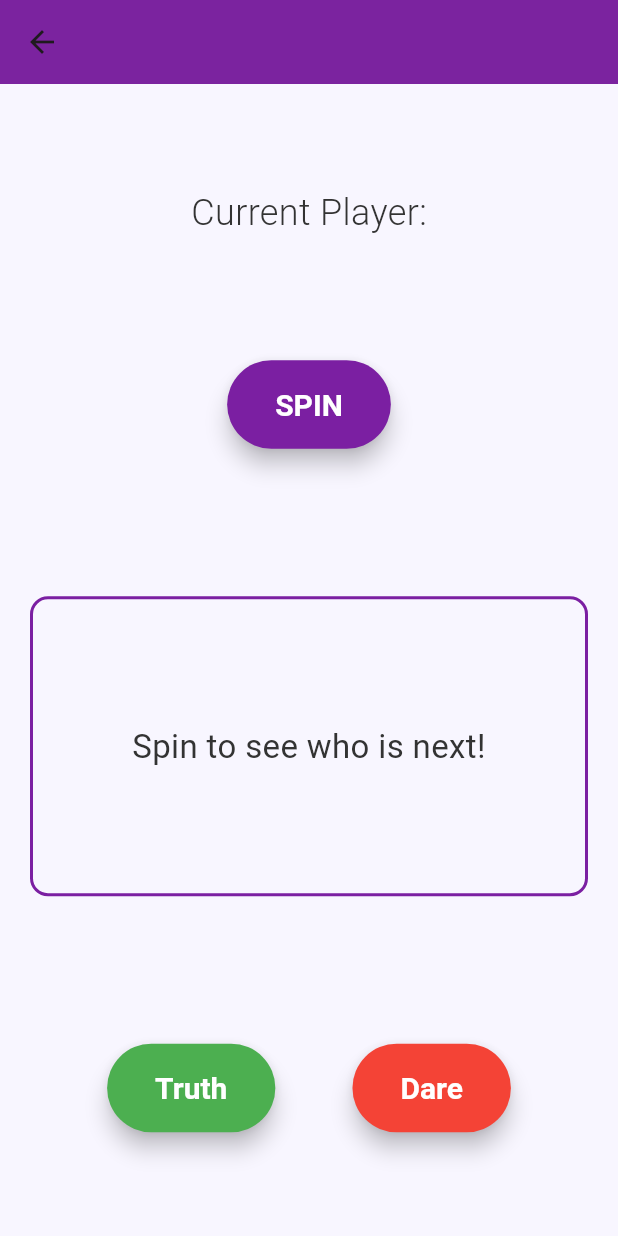
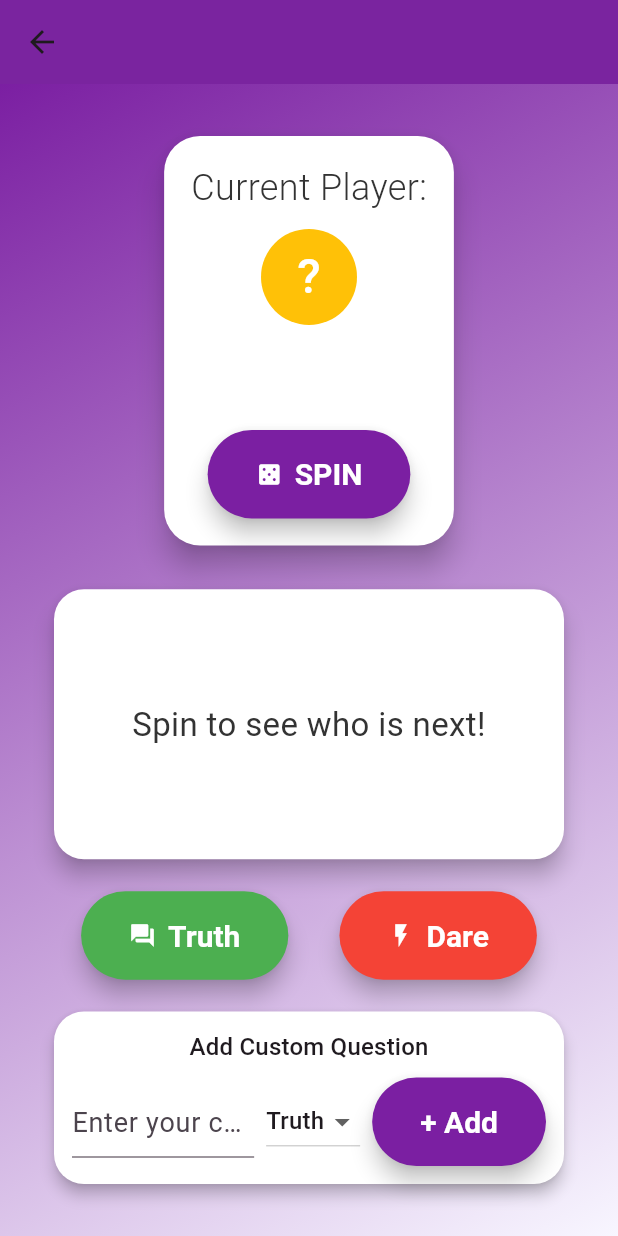
Before and after one commit to mohdrazakhan/Truth-and-Dare_Android-Game, a Flutter app: the GameScreen screen opened directly with empty values, on a phone screen of 412 x 824 dp. Run offline on Flutter 3.47's test engine with Material 3 defaults, Android fonts, the phone set to English and light mode, and no system bars; Roboto replaces fonts that are missing (Poppins).

Commit message:
this is next version with custom dare

```diff
--- a/lib/screens/game_screen.dart
+++ b/lib/screens/game_screen.dart
@@ -20,6 +20,10 @@ class GameScreen extends StatefulWidget {
 }
 
 class _GameScreenState extends State<GameScreen> {
+  final List<String> _customTruths = [];
+  final List<String> _customDares = [];
+  final TextEditingController _customController = TextEditingController();
+  String _customType = 'Truth';
   String _currentPlayer = '';
   String _displayText = 'Spin to see who is next!';
   bool _isSpinning = false;
@@ -65,31 +69,54 @@ class _GameScreenState extends State<GameScreen> {
   void _getQuestion(String type) {
     if (_currentPlayer.isEmpty || _isSpinning) return;
     final random = Random();
-    final questions =
-        gameData[widget.gameMode]?[type]?[widget.mood] ??
-        ['No questions found for this category.'];
+    List<String> questions = List.from(
+      gameData[widget.gameMode]?[type]?[widget.mood] ?? [],
+    );
+    if (type == 'Truth') {
+      questions.addAll(_customTruths);
+    } else {
+      questions.addAll(_customDares);
+    }
+    if (questions.isEmpty)
+      questions = ['No questions found for this category.'];
     final index = random.nextInt(questions.length);
     setState(() {
       _displayText = questions[index];
     });
   }
 
-  List<String> _getMoodsFor(String type) {
-    return gameData[widget.gameMode]?[type]?.keys.toList() ?? [];
-  }
-
   @override
   Widget build(BuildContext context) {
     return Scaffold(
-      appBar: AppBar(title: Text(widget.gameMode), centerTitle: true),
-      body: Padding(
+      appBar: AppBar(
+        title: Text(widget.gameMode),
+        centerTitle: true,
+        backgroundColor: Theme.of(context).colorScheme.primary,
+        elevation: 6,
+      ),
+      body: Container(
+        decoration: const BoxDecoration(
+          gradient: LinearGradient(
+            colors: [Color(0xFF7B1FA2), Color(0xFFF8F6FF)],
+            begin: Alignment.topLeft,
+            end: Alignment.bottomRight,
+          ),
+        ),
+        child: Padding(
           padding: const EdgeInsets.all(20.0),
           child: Center(
             child: Column(
               mainAxisAlignment: MainAxisAlignment.spaceAround,
               children: [
                 // Player display and spin button
-              Column(
+                Card(
+                  elevation: 8,
+                  shape: RoundedRectangleBorder(
+                    borderRadius: BorderRadius.circular(24),
+                  ),
+                  child: Padding(
+                    padding: const EdgeInsets.all(18.0),
+                    child: Column(
                       children: [
                         Text(
                           _isSpinning ? 'Spinning...' : 'Current Player:',
@@ -99,33 +126,58 @@ class _GameScreenState extends State<GameScreen> {
                           ),
                         ),
                         const SizedBox(height: 10),
+                        CircleAvatar(
+                          radius: 32,
+                          backgroundColor: Theme.of(
+                            context,
+                          ).colorScheme.secondary,
+                          child: Text(
+                            _currentPlayer.isNotEmpty
+                                ? _currentPlayer[0].toUpperCase()
+                                : '?',
+                            style: const TextStyle(
+                              fontSize: 32,
+                              color: Colors.white,
+                            ),
+                          ),
+                        ),
+                        const SizedBox(height: 10),
                         Text(
                           _currentPlayer,
                           style: const TextStyle(
-                      fontSize: 36,
+                            fontSize: 28,
                             fontWeight: FontWeight.bold,
                           ),
                         ),
                         const SizedBox(height: 20),
-                  ElevatedButton(
+                        ElevatedButton.icon(
                           onPressed: _startSpin,
-                    child: const Text('SPIN'),
+                          icon: const Icon(Icons.casino),
+                          label: const Text('SPIN'),
+                          style: ElevatedButton.styleFrom(
+                            backgroundColor: Theme.of(
+                              context,
+                            ).colorScheme.primary,
+                            shape: RoundedRectangleBorder(
+                              borderRadius: BorderRadius.circular(40),
+                            ),
+                          ),
                         ),
                       ],
                     ),
+                  ),
+                ),
 
                 // Main text display
-              Container(
+                Card(
+                  elevation: 6,
+                  shape: RoundedRectangleBorder(
+                    borderRadius: BorderRadius.circular(20),
+                  ),
+                  child: Container(
                     width: double.infinity,
-                height: 200,
+                    height: 180,
                     padding: const EdgeInsets.all(16.0),
-                decoration: BoxDecoration(
-                  border: Border.all(
-                    color: Theme.of(context).primaryColor,
-                    width: 2,
-                  ),
-                  borderRadius: BorderRadius.circular(12),
-                ),
                     child: Center(
                       child: Text(
                         _displayText,
@@ -134,24 +186,100 @@ class _GameScreenState extends State<GameScreen> {
                       ),
                     ),
                   ),
+                ),
 
                 // Truth & Dare buttons
                 Row(
                   mainAxisAlignment: MainAxisAlignment.spaceEvenly,
                   children: [
-                  ElevatedButton(
+                    ElevatedButton.icon(
                       onPressed: () => _getQuestion('Truth'),
+                      icon: const Icon(Icons.question_answer),
+                      label: const Text('Truth'),
                       style: ElevatedButton.styleFrom(
                         backgroundColor: Colors.green,
+                        shape: RoundedRectangleBorder(
+                          borderRadius: BorderRadius.circular(40),
                         ),
-                    child: const Text('Truth'),
                       ),
-                  ElevatedButton(
+                    ),
+                    ElevatedButton.icon(
                       onPressed: () => _getQuestion('Dare'),
+                      icon: const Icon(Icons.flash_on),
+                      label: const Text('Dare'),
                       style: ElevatedButton.styleFrom(
                         backgroundColor: Colors.red,
+                        shape: RoundedRectangleBorder(
+                          borderRadius: BorderRadius.circular(40),
                         ),
-                    child: const Text('Dare'),
+                      ),
+                    ),
+                  ],
+                ),
+
+                // Add custom question section
+                Card(
+                  elevation: 4,
+                  shape: RoundedRectangleBorder(
+                    borderRadius: BorderRadius.circular(20),
+                  ),
+                  child: Padding(
+                    padding: const EdgeInsets.all(12.0),
+                    child: Column(
+                      children: [
+                        Text(
+                          'Add Custom Question',
+                          style: Theme.of(context).textTheme.titleMedium,
+                        ),
+                        const SizedBox(height: 8),
+                        Row(
+                          children: [
+                            Expanded(
+                              child: TextField(
+                                controller: _customController,
+                                decoration: const InputDecoration(
+                                  hintText: 'Enter your custom question',
+                                ),
+                              ),
+                            ),
+                            const SizedBox(width: 8),
+                            DropdownButton<String>(
+                              value: _customType,
+                              items: const [
+                                DropdownMenuItem(
+                                  value: 'Truth',
+                                  child: Text('Truth'),
+                                ),
+                                DropdownMenuItem(
+                                  value: 'Dare',
+                                  child: Text('Dare'),
+                                ),
+                              ],
+                              onChanged: (val) {
+                                setState(() {
+                                  _customType = val ?? 'Truth';
+                                });
+                              },
+                            ),
+                            const SizedBox(width: 8),
+                            ElevatedButton(
+                              onPressed: () {
+                                if (_customController.text.trim().isNotEmpty) {
+                                  setState(() {
+                                    if (_customType == 'Truth') {
+                                      _customTruths.add(
+                                        _customController.text.trim(),
+                                      );
+                                    } else {
+                                      _customDares.add(
+                                        _customController.text.trim(),
+                                      );
+                                    }
+                                    _customController.clear();
+                                  });
+                                }
+                              },
+                              child: const Text('+ Add'),
                             ),
                           ],
                         ),
@@ -159,6 +287,11 @@ class _GameScreenState extends State<GameScreen> {
                     ),
                   ),
                 ),
+              ],
+            ),
+          ),
+        ),
+      ),
     );
   }
 }
```
Also changed, not shown: 1 other file. Lines whose indentation alone changed are shown as unchanged.
